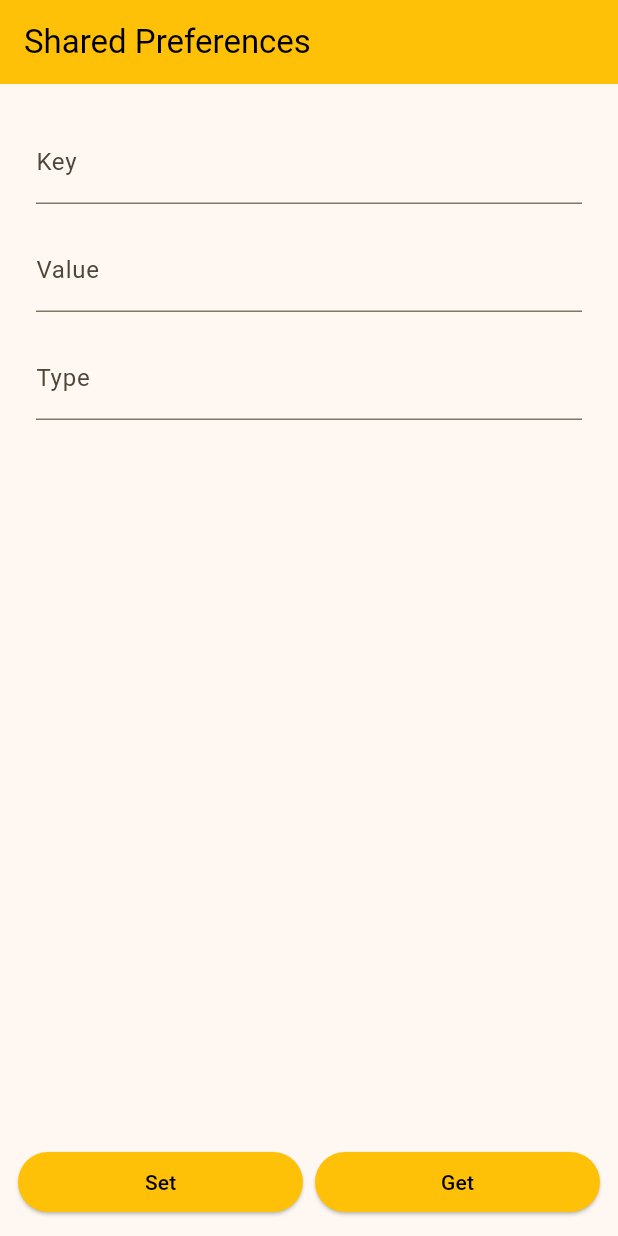
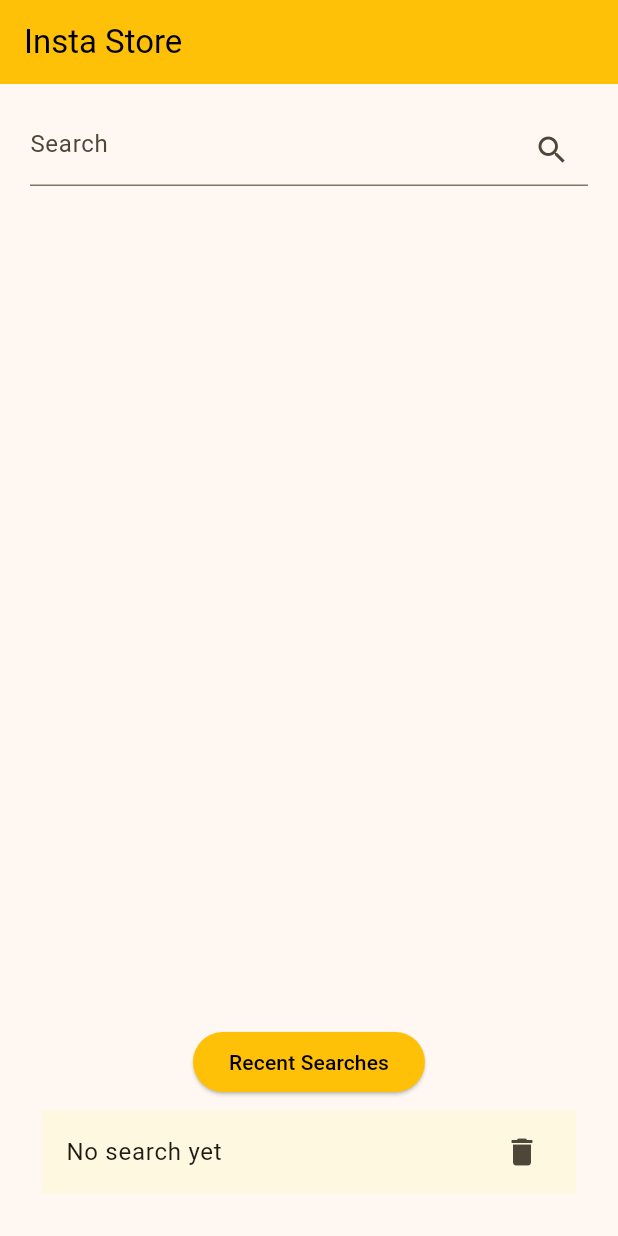
Before and after one commit to Dhannesh/app_shared_Pref, a Flutter app: the screen it shows after launch, on a phone screen of 412 x 824 dp. Run offline on Flutter 3.47's test engine with Material 3 defaults, Android fonts, the phone set to English and light mode, and no system bars; our stand-ins replace shared_preferences.

Commit message:
store last search term in shared pref

```diff
--- a/lib/main.dart
+++ b/lib/main.dart
@@ -1,3 +1,4 @@
+import 'package:app_shared_pref/my_home_page.dart';
 import 'package:app_shared_pref/preferences_page.dart';
 import 'package:flutter/material.dart';
 
@@ -17,7 +18,7 @@ class MyApp extends StatelessWidget {
         colorScheme: ColorScheme.fromSeed(seedColor: Colors.amber),
         useMaterial3: true,
       ),
-      home: PreferencesPage(),
+      home: MyHomePage(),
     );
   }
 }
--- /dev/null
+++ b/lib/my_home_page.dart
@@ -0,0 +1,90 @@
+import 'package:app_shared_pref/utils/preferences_util.dart';
+import 'package:flutter/material.dart';
+
+class MyHomePage extends StatefulWidget {
+  const MyHomePage({super.key});
+
+  @override
+  State<MyHomePage> createState() => _MyHomePageState();
+}
+
+class _MyHomePageState extends State<MyHomePage> {
+  PreferencesUtil preferencesUtil = PreferencesUtil();
+  final TextEditingController _searchController = TextEditingController();
+  String _searchTerm = "No search yet";
+
+  @override
+  void initState() {
+    // TODO: implement initState
+    super.initState();
+    preferencesUtil.init();
+  }
+
+  @override
+  Widget build(BuildContext context) {
+    return Scaffold(
+        appBar: AppBar(
+          title: Text('Insta Store'),
+          backgroundColor: Colors.amber,
+          foregroundColor: Colors.black,
+        ),
+        body: Container(
+          padding: EdgeInsets.all(20),
+          child: Column(
+            mainAxisAlignment: MainAxisAlignment.spaceEvenly,
+            children: [
+              Expanded(
+                  child: Column(
+                children: [
+                  TextField(
+                      controller: _searchController,
+                      decoration: InputDecoration(
+                        hintText: 'Search',
+                        suffixIcon: IconButton(
+                            icon: const Icon(Icons.search),
+                            onPressed: () {
+                              if (_searchController.text.isNotEmpty) {
+                                preferencesUtil
+                                    .setSearchTerm(_searchController.text);
+                                _searchController.clear();
+                              }
+                            }),
+                      ))
+                ],
+              )),
+              Column(
+                children: [
+                  ElevatedButton(
+                      onPressed: () {
+                        setState(() {
+                          _searchTerm = preferencesUtil.getSearchTerm() ?? "";
+                        });
+                        _searchController.clear();
+                      },
+                      style: ElevatedButton.styleFrom(
+                          backgroundColor: Colors.amber,
+                          foregroundColor: Colors.black),
+                      child: Text('Recent Searches')),
+                  Padding(
+                    padding: EdgeInsets.all(8.0),
+                    child: Container(
+                      color: Colors.amber[50],
+                      child: ListTile(
+                        title: Text(_searchTerm),
+                        trailing: const Icon(Icons.delete),
+                        onTap: () {
+                          preferencesUtil.removeSearchTerm();
+                          setState(() {
+                            _searchTerm = "";
+                          });
+                        },
+                      ),
+                    ),
+                  )
+                ],
+              )
+            ],
+          ),
+        ));
+  }
+}
--- a/lib/utils/preferences_util.dart
+++ b/lib/utils/preferences_util.dart
@@ -11,6 +11,18 @@ class PreferencesUtil {
   }
   Future<void> init() async {
     _sharedPreferences = await SharedPreferences.getInstance();
+  }
+
+  Future<bool> setSearchTerm(String value) async {
+    return await _sharedPreferences.setString('search_term', value);
+  }
+
+  String? getSearchTerm() {
+    return _sharedPreferences.getString('search_term');
+  }
+
+  void removeSearchTerm() {
+    _sharedPreferences.remove('search_term');
   }
 
   Future<bool> setInt(String key, int value) async {
@@ -52,6 +64,7 @@ class PreferencesUtil {
   List<String>? getStringList(String key) {
     return _sharedPreferences.getStringList(key);
   }
+
   Set<String> getKeys() {
     return _sharedPreferences.getKeys();
   }
```
Also changed, not shown: 1 other file.
